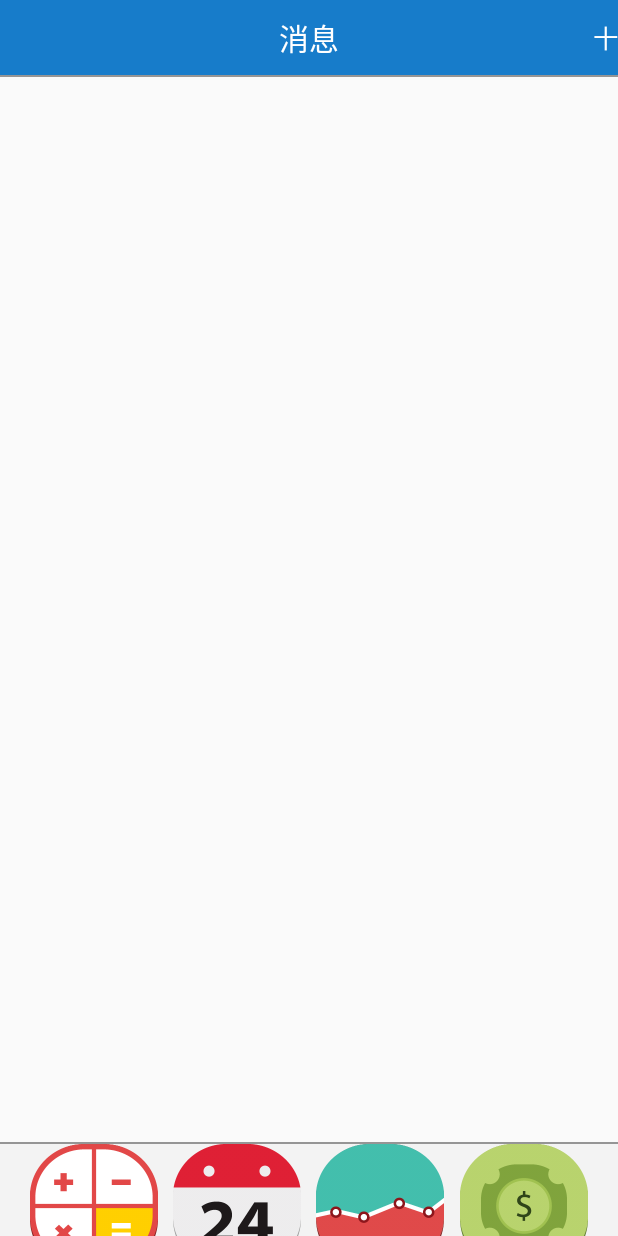
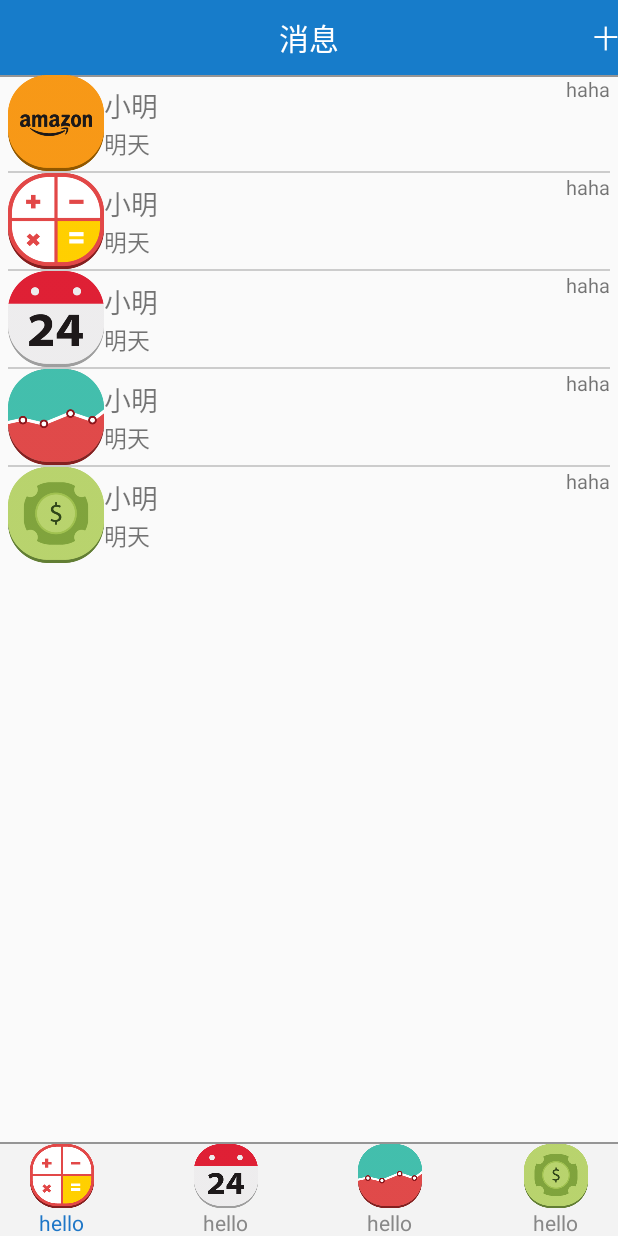
Before and after one commit to AlexiaAnn/QQFrameProject, an Android app: the screen it shows after launch (MainActivity), after a tap on "hello", on a phone screen of 412 x 824 dp. Run offline under Robolectric (Android 15) with nearby library versions, the phone set to English and light mode, and no system bars.

```diff
--- a/app/build.gradle
+++ b/app/build.gradle
@@ -25,4 +25,5 @@ dependencies {
     compile fileTree(include: ['*.jar'], dir: 'libs')
     testCompile 'junit:junit:4.12'
     compile 'com.android.support:appcompat-v7:22.2.1'
+    compile'com.jakewharton:butterknife:7.0.0'
 }
--- /dev/null
+++ b/app/src/main/java/com/example/alexiaann/qqfragmentproject/Fragment/BaseFragment.java
@@ -0,0 +1,35 @@
+package com.example.alexiaann.qqfragmentproject.Fragment;
+
+import android.app.FragmentManager;
+import android.app.FragmentTransaction;
+import android.text.TextUtils;
+
+import com.example.alexiaann.qqfragmentproject.Constant;
+
+/**
+ * Created by AlexiaAnn on 2016/8/13 0013.
+ */
+public class BaseFragment extends android.app.Fragment {
+
+    protected FragmentManager mFragmentManager = null;
+    protected FragmentTransaction mFragmentTransaction = null;
+    public static BaseFragment newInstance(String tag){
+        BaseFragment baseFragment =  null;
+//        if(TextUtils.equals(tag, Constant.FRAGMENT_FLAG_CONTACTS)){
+//            baseFragment = new ContactsFragment();
+//        }else if(TextUtils.equals(tag, Constant.FRAGMENT_FLAG_MESSAGE)){
+//            baseFragment = new MessageFragment();
+//        }else if(TextUtils.equals(tag, Constant.FRAGMENT_FLAG_NEWS)){
+//            baseFragment = new NewsFragment();
+//        }else if(TextUtils.equals(tag, Constant.FRAGMENT_FLAG_SETTING)){
+//            baseFragment = new SettingFragment();
+//        }
+
+        if(TextUtils.equals(tag, Constant.FRAGMENT_FLAG_MESSAGE)){
+            baseFragment = new MessageFragment();
+        }
+
+        return baseFragment;
+
+    }
+}
--- /dev/null
+++ b/app/src/main/java/com/example/alexiaann/qqfragmentproject/Fragment/MessageFragment.java
@@ -0,0 +1,62 @@
+package com.example.alexiaann.qqfragmentproject.Fragment;
+
+import android.os.Bundle;
+import android.support.annotation.Nullable;
+import android.util.Log;
+import android.view.LayoutInflater;
+import android.view.View;
+import android.view.ViewGroup;
+import android.widget.ListView;
+
+import com.example.alexiaann.qqfragmentproject.Constant;
+import com.example.alexiaann.qqfragmentproject.MainActivity;
+import com.example.alexiaann.qqfragmentproject.MessageListAdapter;
+import com.example.alexiaann.qqfragmentproject.Modal.MessageListModal;
+import com.example.alexiaann.qqfragmentproject.R;
+
+import java.util.ArrayList;
+import java.util.List;
+
+/**
+ * Created by AlexiaAnn on 2016/8/13 0013.
+ */
+public class MessageFragment extends BaseFragment {
+
+
+    private ListView messageList = null;
+    private MessageListAdapter listAdapter = null;
+    private List<MessageListModal> lists = null;
+
+    @Override
+    public void onCreate(@Nullable Bundle savedInstanceState) {
+        super.onCreate(savedInstanceState);
+        lists = new ArrayList<MessageListModal>();
+        lists.add(new MessageListModal(R.drawable.img_1,"小明","haha","明天"));
+        lists.add(new MessageListModal(R.drawable.img_2,"小明","haha","明天"));
+        lists.add(new MessageListModal(R.drawable.img_3,"小明","haha","明天"));
+        lists.add(new MessageListModal(R.drawable.img_4,"小明","haha","明天"));
+        lists.add(new MessageListModal(R.drawable.img_5,"小明","haha","明天"));
+
+    }
+
+    @Nullable
+    @Override
+    public View onCreateView(LayoutInflater inflater, @Nullable ViewGroup container, @Nullable Bundle savedInstanceState) {
+
+        Log.i("messagefragment","正在弄messagefragment");
+        mFragmentManager = getActivity().getFragmentManager();
+        View messageLayout = inflater.inflate(R.layout.message_layout,container,false);
+        messageList = (ListView) messageLayout.findViewById(R.id.listview_message);
+        listAdapter = new MessageListAdapter((MainActivity)getActivity(),lists);
+        messageList.setAdapter(listAdapter);
+
+        return messageLayout;
+    }
+
+    @Override
+    public void onResume() {
+        // TODO Auto-generated method stub
+        super.onResume();
+        MainActivity.currentFragmentTag = Constant.FRAGMENT_FLAG_MESSAGE;
+    }
+}
--- a/app/src/main/java/com/example/alexiaann/qqfragmentproject/MainActivity.java
+++ b/app/src/main/java/com/example/alexiaann/qqfragmentproject/MainActivity.java
@@ -1,14 +1,144 @@
 package com.example.alexiaann.qqfragmentproject;
 
 import android.app.Activity;
-import android.support.v7.app.AppCompatActivity;
+import android.app.Fragment;
+import android.app.FragmentManager;
+import android.app.FragmentTransaction;
 import android.os.Bundle;
+import android.text.TextUtils;
+import android.widget.Toast;
 
-public class MainActivity extends Activity {
+import com.example.alexiaann.qqfragmentproject.Fragment.BaseFragment;
+import com.example.alexiaann.qqfragmentproject.View.BottomBarBtnPanel;
+import com.example.alexiaann.qqfragmentproject.View.HeadControlPanel;
 
+public class MainActivity extends Activity implements BottomBarBtnPanel.BottomPanelCallback {
+
+    private BottomBarBtnPanel bottomBarBtnPanel = null;
+    private HeadControlPanel headControlPanel = null;
+
+    private FragmentManager fragmentManager = null;
+    //对fragment进行添加移除替换
+    private FragmentTransaction fragmentTransaction = null;
+
+    public static String currentFragmentTag = "";
     @Override
     protected void onCreate(Bundle savedInstanceState) {
         super.onCreate(savedInstanceState);
         setContentView(R.layout.activity_main);
+
+        bottomBarBtnPanel = (BottomBarBtnPanel) findViewById(R.id.bottom_layout);
+        headControlPanel = (HeadControlPanel) findViewById(R.id.head_layout);
+        fragmentManager = getFragmentManager();
+
+        setDefaultFirstFragment(Constant.FRAGMENT_FLAG_MESSAGE);
+        bottomBarBtnPanel.setBottomCallback(this);
+
+    }
+
+    @Override
+    public void onBottomPanelClick(int itemId) {
+        String tag = "";
+        if((itemId & Constant.BTN_FLAG_MESSAGE) != 0){
+            tag = Constant.FRAGMENT_FLAG_MESSAGE;
+        }else if((itemId & Constant.BTN_FLAG_CONTACTS) != 0){
+            tag = Constant.FRAGMENT_FLAG_CONTACTS;
+        }else if((itemId & Constant.BTN_FLAG_NEWS) != 0){
+            tag = Constant.FRAGMENT_FLAG_NEWS;
+        }else if((itemId & Constant.BTN_FLAG_SETTING) != 0){
+            tag = Constant.FRAGMENT_FLAG_SETTING;
+        }
+
+//        Toast.makeText(getApplicationContext(),tag,Toast.LENGTH_SHORT).show();
+        setTabSelection(tag); //切换Fragment
+        headControlPanel.setMiddleTitle(tag);//切换标题
+    }
+
+    //提交事务
+    private void commitTransactions(String tag){
+        if (fragmentTransaction != null && !fragmentTransaction.isEmpty()) {
+            fragmentTransaction.commit();
+            currentFragmentTag = tag;
+            fragmentTransaction = null;
+        }
+    }
+
+    private FragmentTransaction ensureTransaction( ){
+        if(fragmentTransaction == null){
+            fragmentTransaction = fragmentManager.beginTransaction();
+            fragmentTransaction
+                    .setTransition(FragmentTransaction.TRANSIT_FRAGMENT_FADE);
+
+        }
+        return fragmentTransaction;
+
+    }
+
+
+    private void attachFragment(int layout, Fragment f, String tag){
+        if(f != null){
+            if(f.isDetached()){
+                ensureTransaction();
+                fragmentTransaction.attach(f);
+
+            }else if(!f.isAdded()){
+                ensureTransaction();
+                fragmentTransaction.add(layout, f, tag);
+            }
+        }
+    }
+
+    private Fragment getFragment(String tag){
+
+        Fragment f = fragmentManager.findFragmentByTag(tag);
+
+        if(f == null){
+            Toast.makeText(getApplicationContext(), "fragment = null tag = " + tag, Toast.LENGTH_SHORT).show();
+            f = BaseFragment.newInstance(tag);
+        }
+        return f;
+
+    }
+
+    private void detachFragment(Fragment f){
+
+        if(f != null && !f.isDetached()){
+            ensureTransaction();
+            fragmentTransaction.detach(f);
+        }
+    }
+
+    private  void switchFragment(String tag){
+        if(TextUtils.equals(tag, currentFragmentTag)){
+            return;
+        }
+        //把上一个fragment detach掉
+        if(currentFragmentTag != null && !currentFragmentTag.equals("")){
+            detachFragment(getFragment(currentFragmentTag));
+        }
+        attachFragment(R.id.fragment_content, getFragment(tag), tag);
+        commitTransactions(tag);
+    }
+
+    public  void setTabSelection(String tag) {
+        // 开启一个Fragment事务
+        fragmentTransaction = fragmentManager.beginTransaction();
+
+        switchFragment(tag);
+
+    }
+
+    @Override
+    protected void onStop() {
+        // TODO Auto-generated method stub
+        super.onStop();
+        currentFragmentTag = "";
+    }
+
+    private void setDefaultFirstFragment(String tag){
+//        Log.i("yan", "setDefaultFirstFragment enter... currFragTag = " + currFragTag);
+        setTabSelection(tag);
+
+//        Log.i("yan", "setDefaultFirstFragment exit...");
     }
 }
--- /dev/null
+++ b/app/src/main/java/com/example/alexiaann/qqfragmentproject/MessageListAdapter.java
@@ -0,0 +1,63 @@
+package com.example.alexiaann.qqfragmentproject;
+
+import android.content.Context;
+import android.view.LayoutInflater;
+import android.view.View;
+import android.view.ViewGroup;
+import android.widget.BaseAdapter;
+import android.widget.ImageView;
+import android.widget.TextView;
+
+import com.example.alexiaann.qqfragmentproject.Modal.MessageListModal;
+
+import java.util.List;
+
+/**
+ * Created by AlexiaAnn on 2016/8/13 0013.
+ */
+public class MessageListAdapter extends BaseAdapter {
+
+//    private MainActivity activity = null;
+    private List<MessageListModal> lists = null;
+    private LayoutInflater inflater = null;
+
+    public MessageListAdapter(Context context,List<MessageListModal> lists) {
+        this.lists = lists;
+        inflater = LayoutInflater.from(context);
+    }
+
+    @Override
+    public int getCount() {
+        return lists.size();
+    }
+
+    @Override
+    public Object getItem(int i) {
+        return lists.get(i);
+    }
+
+    @Override
+    public long getItemId(int i) {
+        return i;
+    }
+
+    @Override
+    public View getView(int i, View view, ViewGroup viewGroup) {
+
+        View v = inflater.inflate(R.layout.message_list,null);
+
+        ImageView imageView = (ImageView) v.findViewById(R.id.imageView);
+        imageView.setImageResource(lists.get(i).getImageResId());
+
+        TextView userNameTextView = (TextView) v.findViewById(R.id.userNameTextView);
+        userNameTextView.setText(lists.get(i).getUserName());
+
+        TextView messageTextView = (TextView) v.findViewById(R.id.messageTextView);
+        messageTextView.setText(lists.get(i).getMessage());
+
+        TextView timeTextView = (TextView) v.findViewById(R.id.timeTextView);
+        timeTextView.setText(lists.get(i).getTime());
+
+        return v;
+    }
+}
--- /dev/null
+++ b/app/src/main/java/com/example/alexiaann/qqfragmentproject/Modal/MessageListModal.java
@@ -0,0 +1,51 @@
+package com.example.alexiaann.qqfragmentproject.Modal;
+
+/**
+ * Created by AlexiaAnn on 2016/8/13 0013.
+ */
+public class MessageListModal {
+
+    private int imageResId =-1;
+    private String userName = "";
+    private String time = "";
+    private String message = "";
+
+    public MessageListModal(int imageResId, String userName, String time, String message) {
+        this.imageResId = imageResId;
+        this.userName = userName;
+        this.time = time;
+        this.message = message;
+    }
+
+    public int getImageResId() {
+        return imageResId;
+    }
+
+    public void setImageResId(int imageResId) {
+        this.imageResId = imageResId;
+    }
+
+    public String getUserName() {
+        return userName;
+    }
+
+    public void setUserName(String userName) {
+        this.userName = userName;
+    }
+
+    public String getTime() {
+        return time;
+    }
+
+    public void setTime(String time) {
+        this.time = time;
+    }
+
+    public String getMessage() {
+        return message;
+    }
+
+    public void setMessage(String message) {
+        this.message = message;
+    }
+}
--- /dev/null
+++ b/app/src/main/java/com/example/alexiaann/qqfragmentproject/MyApplication.java
@@ -0,0 +1,22 @@
+package com.example.alexiaann.qqfragmentproject;
+
+import android.app.Application;
+import android.content.Context;
+
+/**
+ * Created by AlexiaAnn on 2016/8/13 0013.
+ */
+public class MyApplication extends Application {
+
+    private static Context context = null;
+
+    @Override
+    public void onCreate() {
+        super.onCreate();
+        context = getApplicationContext();
+    }
+
+    public static Context getContext(){
+        return context;
+    }
+}
--- a/app/src/main/java/com/example/alexiaann/qqfragmentproject/View/BottomBarBtnPanel.java
+++ b/app/src/main/java/com/example/alexiaann/qqfragmentproject/View/BottomBarBtnPanel.java
@@ -2,7 +2,6 @@ package com.example.alexiaann.qqfragmentproject.View;
 
 import android.content.Context;
 import android.graphics.Color;
-import android.provider.ContactsContract;
 import android.util.AttributeSet;
 import android.view.View;
 import android.widget.RelativeLayout;
@@ -77,18 +76,22 @@ public class BottomBarBtnPanel extends RelativeLayout implements View.OnClickLis
             case R.id.bar1:
                 index = Constant.BTN_FLAG_MESSAGE;
                 mMsgBtn.setCheckedImage();
+                mMsgBtn.setCheckedTextColor();
                 break;
             case R.id.bar2:
                 index = Constant.BTN_FLAG_CONTACTS;
                 mContactsBtn.setCheckedImage();
+                mContactsBtn.setCheckedTextColor();
                 break;
             case R.id.bar3:
                 index = Constant.BTN_FLAG_NEWS;
                 mNewsBtn.setCheckedImage();
+                mNewsBtn.setCheckedTextColor();
                 break;
             case R.id.bar4:
                 index = Constant.BTN_FLAG_SETTING;
                 mSettingBtn.setCheckedImage();
+                mSettingBtn.setCheckedTextColor();
                 break;
             default:
                 break;
--- a/app/src/main/java/com/example/alexiaann/qqfragmentproject/View/TabBarBtn.java
+++ b/app/src/main/java/com/example/alexiaann/qqfragmentproject/View/TabBarBtn.java
@@ -3,7 +3,6 @@ package com.example.alexiaann.qqfragmentproject.View;
 import android.content.Context;
 import android.content.res.TypedArray;
 import android.graphics.Color;
-import android.support.annotation.AttrRes;
 import android.util.AttributeSet;
 import android.view.LayoutInflater;
 import android.view.MotionEvent;
@@ -28,8 +27,8 @@ public class TabBarBtn extends LinearLayout {
     private int checkImageId;
     private String titleStr = "默认";
 
-    private final static int DEFAULT_IMAGE_WIDTH = 128;
-    private final static int DEFAULT_IMAGE_HEIGHT = 128;
+    private final static int DEFAULT_IMAGE_WIDTH = 64;
+    private final static int DEFAULT_IMAGE_HEIGHT = 64;
     private int CHECKED_COLOR = Color.rgb(29, 118, 199);
     private int UNCHECKED_COLOR = Color.GRAY;
 
@@ -133,6 +132,11 @@ public class TabBarBtn extends LinearLayout {
 
         }
     }
+    public void setCheckedTextColor(){
+        if(textView!=null){
+            textView.setTextColor(CHECKED_COLOR);
+        }
+    }
     @Override
     public boolean onInterceptTouchEvent(MotionEvent ev) {
         return true;
--- a/app/src/main/res/layout/activity_main.xml
+++ b/app/src/main/res/layout/activity_main.xml
@@ -33,6 +33,7 @@
         android:layout_height="wrap_content"
         android:layout_below="@id/head_layout"
         android:layout_above="@id/bottom_layout" >
+
     </FrameLayout>
 
 </RelativeLayout>
--- /dev/null
+++ b/app/src/main/res/layout/message_layout.xml
@@ -0,0 +1,16 @@
+<?xml version="1.0" encoding="utf-8"?>
+<RelativeLayout xmlns:android="http://schemas.android.com/apk/res/android"
+android:layout_width="match_parent"
+android:layout_height="match_parent"
+android:paddingLeft="5dip"
+android:paddingRight="5dip">
+
+    <ListView
+        android:id="@+id/listview_message"
+        android:layout_width="match_parent"
+        android:layout_height="wrap_content"
+        android:divider="@color/divider_color"
+        android:dividerHeight="1dip">
+    </ListView>
+
+</RelativeLayout>
--- /dev/null
+++ b/app/src/main/res/layout/message_list.xml
@@ -0,0 +1,43 @@
+<?xml version="1.0" encoding="utf-8"?>
+<RelativeLayout xmlns:android="http://schemas.android.com/apk/res/android"
+    android:layout_width="match_parent"
+    android:layout_height="wrap_content" >
+
+    <ImageView
+        android:id="@+id/imageView"
+        android:layout_width="64dip"
+        android:layout_height="64dip"
+        android:layout_alignParentLeft="true"
+        android:layout_centerVertical="true"
+        />
+
+    <LinearLayout
+        android:layout_width="wrap_content"
+        android:layout_height="wrap_content"
+        android:layout_centerVertical="true"
+        android:layout_toRightOf="@id/imageView"
+        android:orientation="vertical" >
+
+        <TextView
+            android:id="@+id/userNameTextView"
+            android:layout_width="wrap_content"
+            android:layout_height="wrap_content"
+
+            android:textSize="18sp" />
+
+        <TextView
+            android:id="@+id/messageTextView"
+            android:layout_width="wrap_content"
+            android:layout_height="wrap_content"
+            android:textSize="15sp" />
+    </LinearLayout>
+
+    <TextView
+        android:id="@+id/timeTextView"
+        android:layout_width="wrap_content"
+        android:layout_height="wrap_content"
+        android:layout_alignParentRight="true"
+        android:layout_alignParentTop="true"
+        android:textSize="13sp" />
+
+</RelativeLayout>
--- a/app/src/main/res/values/colors.xml
+++ b/app/src/main/res/values/colors.xml
@@ -3,4 +3,5 @@
     <color name="colorPrimary">#F3F3F3</color>
     <color name="colorPrimaryDark">#F3F3F3</color>
     <color name="colorAccent">#FF4081</color>
+    <color name="divider_color">#FFCCCCCC</color>
 </resources>
```
